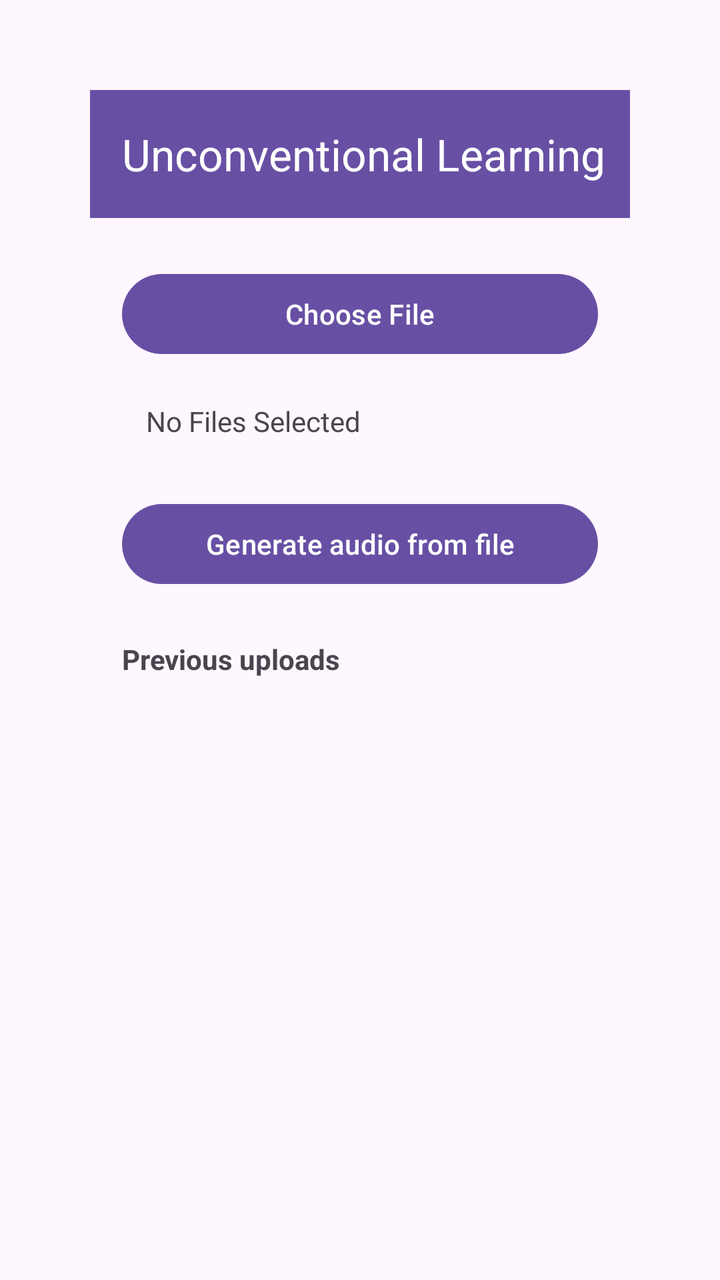
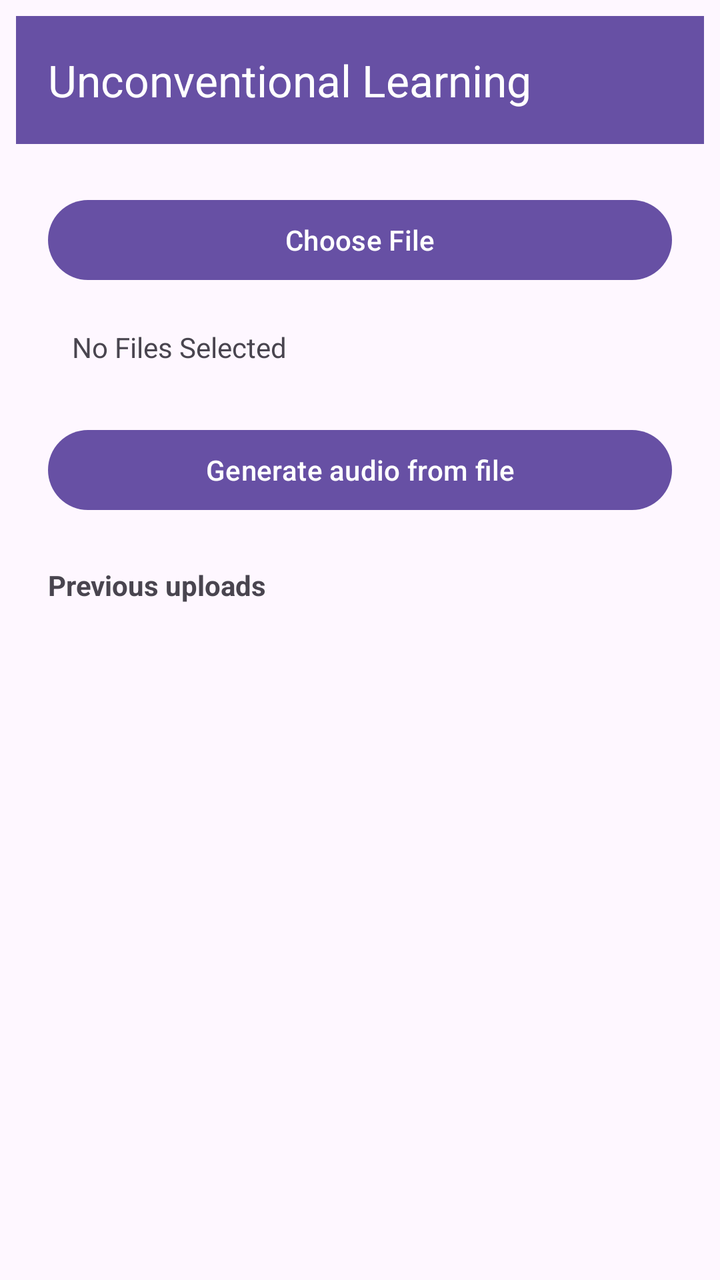

Before-and-after screenshots of an Android layout around one commit, followed by the original layout XML and the change that was made.
<!-- AndroidManifest.xml: application theme Theme.FinalYearProject -->
<!-- res/layout/activity_homepg.xml -->
<?xml version="1.0" encoding="utf-8"?>
<androidx.constraintlayout.widget.ConstraintLayout xmlns:android="http://schemas.android.com/apk/res/android"
    xmlns:app="http://schemas.android.com/apk/res-auto"
    xmlns:tools="http://schemas.android.com/tools"
    android:layout_width="match_parent"
    android:layout_height="match_parent"
    tools:context=".ui.HomePGActivity"
    android:padding="45dp">

    <androidx.appcompat.widget.Toolbar
        android:id="@+id/homeToolbar"
        android:layout_width="0dp"
        android:layout_height="wrap_content"
        android:background="?attr/colorPrimary"
        app:title="Unconventional Learning"
        app:titleTextColor="@android:color/white"
        app:layout_constraintTop_toTopOf="parent"
        app:layout_constraintStart_toStartOf="parent"
        app:layout_constraintEnd_toEndOf="parent" />

    
    <Button
        android:id="@+id/pickFileBtn"
        android:layout_width="0dp"
        android:layout_height="wrap_content"
        android:text="Choose File"
        app:layout_constraintTop_toBottomOf="@+id/homeToolbar"
        app:layout_constraintStart_toStartOf="parent"
        app:layout_constraintEnd_toEndOf="parent"
        android:layout_marginHorizontal="16dp"
        android:layout_marginTop="24dp" />

    <TextView
        android:id="@+id/selectedFileTV"
        android:layout_width="0dp"
        android:layout_height="wrap_content"
        android:text="No Files Selected"
        android:padding="12dp"
        android:textSize="14sp"
        app:layout_constraintTop_toBottomOf="@id/pickFileBtn"
        app:layout_constraintStart_toStartOf="parent"
        app:layout_constraintEnd_toEndOf="parent"
        android:layout_marginHorizontal="16dp"
        android:layout_marginTop="8dp" />

    <Button
        android:id="@+id/uploadBtn"
        android:layout_width="0dp"
        android:layout_height="wrap_content"
        android:text="Generate audio from file"
        app:layout_constraintTop_toBottomOf="@id/selectedFileTV"
        app:layout_constraintStart_toStartOf="parent"
        app:layout_constraintEnd_toEndOf="parent"
        android:layout_marginHorizontal="16dp"
        android:layout_marginTop="16dp" />

    <ProgressBar
        android:id="@+id/uploadProgress"
        style="?android:attr/progressBarStyle"
        android:layout_width="wrap_content"
        android:layout_height="wrap_content"
        android:visibility="gone"
        app:layout_constraintTop_toBottomOf="@id/uploadBtn"
        app:layout_constraintStart_toStartOf="parent"
        app:layout_constraintEnd_toEndOf="parent"
        android:layout_marginTop="8dp" />

    <TextView
        android:id="@+id/historyLabelTV"
        android:layout_width="0dp"
        android:layout_height="wrap_content"
        android:text="Previous uploads"
        android:textStyle="bold"
        android:paddingHorizontal="16dp"
        android:paddingTop="24dp"
        app:layout_constraintTop_toBottomOf="@id/uploadProgress"
        app:layout_constraintStart_toStartOf="parent"
        app:layout_constraintEnd_toEndOf="parent" />

    <androidx.recyclerview.widget.RecyclerView
        android:id="@+id/previousFilesRV"
        android:layout_width="0dp"
        android:layout_height="0dp"
        app:layout_constraintTop_toBottomOf="@id/historyLabelTV"
        app:layout_constraintBottom_toBottomOf="parent"
        app:layout_constraintStart_toStartOf="parent"
        app:layout_constraintEnd_toEndOf="parent"
        android:layout_margin="16dp"
        tools:listitem="@android:layout/simple_list_item_2" />

</androidx.constraintlayout.widget.ConstraintLayout>
<!-- resources referenced by this layout -->
<resources>
  <style name="Theme.FinalYearProject" parent="Base.Theme.FinalYearProject" />
  <style name="Base.Theme.FinalYearProject" parent="Theme.Material3.DayNight.NoActionBar">
          
          
      </style>
</resources>

<!-- the commit's change to res/layout/activity_homepg.xml (unified diff, before → after) -->
@@ -5,7 +5,7 @@
     android:layout_width="match_parent"
     android:layout_height="match_parent"
     tools:context=".ui.HomePGActivity"
-    android:padding="45dp">
+    android:padding="8dp">
 
     <androidx.appcompat.widget.Toolbar
         android:id="@+id/homeToolbar"
